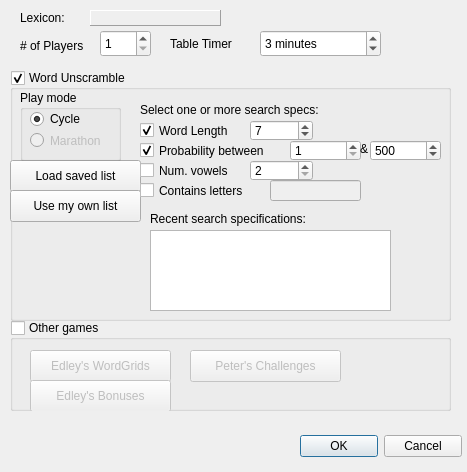
Old version of the form aerolith/trunk/src/aerolithclient/tableCreateForm.ui in the repository domino14/aerolithdesktop.
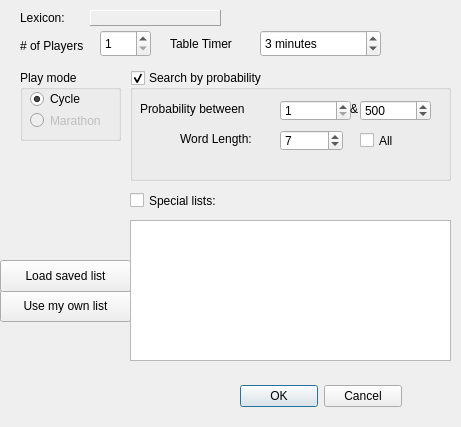
New version of the form.

Patch:
```diff
--- a/aerolith/trunk/src/aerolithclient/tableCreateForm.ui
+++ b/aerolith/trunk/src/aerolithclient/tableCreateForm.ui
@@ -6,8 +6,8 @@
    <rect>
     <x>0</x>
     <y>0</y>
-    <width>467</width>
-    <height>472</height>
+    <width>461</width>
+    <height>427</height>
    </rect>
   </property>
   <property name="minimumSize">
@@ -79,8 +79,8 @@
   <widget class="QDialogButtonBox" name="buttonBox">
    <property name="geometry">
     <rect>
-     <x>300</x>
-     <y>430</y>
+     <x>240</x>
+     <y>380</y>
      <width>162</width>
      <height>32</height>
     </rect>
@@ -158,132 +158,48 @@
     <string/>
    </property>
   </widget>
-  <widget class="QGroupBox" name="groupBoxWordUnscramble">
+  <widget class="QGroupBox" name="groupBox_2">
    <property name="geometry">
     <rect>
-     <x>10</x>
+     <x>130</x>
      <y>70</y>
-     <width>441</width>
-     <height>251</height>
+     <width>321</width>
+     <height>111</height>
     </rect>
    </property>
    <property name="title">
-    <string>Word Unscramble</string>
+    <string>Search by probability</string>
    </property>
    <property name="checkable">
     <bool>true</bool>
    </property>
-   <widget class="QPushButton" name="pushButtonLoadSavedList">
+   <widget class="QSpinBox" name="spinBoxProb2">
     <property name="geometry">
      <rect>
-      <x>0</x>
-      <y>90</y>
-      <width>131</width>
-      <height>32</height>
-     </rect>
-    </property>
-    <property name="text">
-     <string>Load saved list</string>
-    </property>
-   </widget>
-   <widget class="QPushButton" name="pushButtonUseOwnList">
-    <property name="geometry">
-     <rect>
-      <x>0</x>
-      <y>120</y>
-      <width>131</width>
-      <height>32</height>
-     </rect>
-    </property>
-    <property name="focusPolicy">
-     <enum>Qt::NoFocus</enum>
-    </property>
-    <property name="text">
-     <string>Use my own list</string>
-    </property>
-   </widget>
-   <widget class="QGroupBox" name="groupBox">
-    <property name="geometry">
-     <rect>
-      <x>10</x>
-      <y>20</y>
-      <width>101</width>
-      <height>71</height>
-     </rect>
-    </property>
-    <property name="styleSheet">
-     <string notr="true"/>
-    </property>
-    <property name="title">
-     <string>Play mode</string>
-    </property>
-    <widget class="QRadioButton" name="cycleRbo">
-     <property name="geometry">
-      <rect>
-       <x>10</x>
-       <y>20</y>
-       <width>83</width>
-       <height>18</height>
-      </rect>
-     </property>
-     <property name="text">
-      <string>Cycle</string>
-     </property>
-     <property name="checked">
-      <bool>true</bool>
-     </property>
-    </widget>
-    <widget class="QRadioButton" name="endlessRbo">
-     <property name="enabled">
-      <bool>false</bool>
-     </property>
-     <property name="geometry">
-      <rect>
-       <x>10</x>
-       <y>40</y>
-       <width>101</width>
-       <height>21</height>
-      </rect>
-     </property>
-     <property name="text">
-      <string>Marathon</string>
-     </property>
-     <property name="checkable">
-      <bool>true</bool>
-     </property>
-    </widget>
-   </widget>
-   <widget class="QLabel" name="Recen">
-    <property name="geometry">
-     <rect>
-      <x>140</x>
-      <y>140</y>
-      <width>191</width>
-      <height>17</height>
-     </rect>
-    </property>
-    <property name="text">
-     <string>Recent search specifications:</string>
-    </property>
-   </widget>
-   <widget class="QLabel" name="Recen_2">
-    <property name="geometry">
-     <rect>
-      <x>130</x>
+      <x>230</x>
       <y>30</y>
-      <width>291</width>
-      <height>20</height>
+      <width>71</width>
+      <height>21</height>
      </rect>
     </property>
-    <property name="text">
-     <string>Select one or more search specs:</string>
+    <property name="minimum">
+     <number>1</number>
+    </property>
+    <property name="maximum">
+     <number>99999</number>
+    </property>
+    <property name="singleStep">
+     <number>500</number>
+    </property>
+    <property name="value">
+     <number>500</number>
     </property>
    </widget>
    <widget class="QSpinBox" name="spinBoxWL">
     <property name="geometry">
      <rect>
-      <x>240</x>
-      <y>50</y>
+      <x>150</x>
+      <y>60</y>
       <width>63</width>
       <height>21</height>
      </rect>
@@ -298,43 +214,11 @@
      <number>7</number>
     </property>
    </widget>
-   <widget class="QCheckBox" name="checkBoxWL">
+   <widget class="QSpinBox" name="spinBoxProb2_2">
     <property name="geometry">
      <rect>
-      <x>130</x>
-      <y>50</y>
-      <width>101</width>
-      <height>21</height>
-     </rect>
-    </property>
-    <property name="text">
-     <string>Word Length</string>
-    </property>
-    <property name="checked">
-     <bool>true</bool>
-    </property>
-   </widget>
-   <widget class="QCheckBox" name="checkBoxProb">
-    <property name="geometry">
-     <rect>
-      <x>130</x>
-      <y>70</y>
-      <width>151</width>
-      <height>21</height>
-     </rect>
-    </property>
-    <property name="text">
-     <string>Probability between</string>
-    </property>
-    <property name="checked">
-     <bool>true</bool>
-    </property>
-   </widget>
-   <widget class="QSpinBox" name="spinBoxProb1">
-    <property name="geometry">
-     <rect>
-      <x>280</x>
-      <y>70</y>
+      <x>150</x>
+      <y>30</y>
       <width>71</width>
       <height>21</height>
      </rect>
@@ -347,13 +231,29 @@
     </property>
     <property name="singleStep">
      <number>500</number>
+    </property>
+    <property name="value">
+     <number>1</number>
+    </property>
+   </widget>
+   <widget class="QLabel" name="label_4">
+    <property name="geometry">
+     <rect>
+      <x>50</x>
+      <y>60</y>
+      <width>91</width>
+      <height>17</height>
+     </rect>
+    </property>
+    <property name="text">
+     <string>Word Length:</string>
     </property>
    </widget>
    <widget class="QLabel" name="label_2">
     <property name="geometry">
      <rect>
-      <x>350</x>
-      <y>70</y>
+      <x>220</x>
+      <y>30</y>
       <width>21</width>
       <height>17</height>
      </rect>
@@ -362,151 +262,135 @@
      <string>&amp;</string>
     </property>
    </widget>
-   <widget class="QSpinBox" name="spinBoxProb2">
+   <widget class="QLabel" name="label_6">
     <property name="geometry">
      <rect>
-      <x>360</x>
-      <y>70</y>
-      <width>71</width>
-      <height>21</height>
+      <x>10</x>
+      <y>30</y>
+      <width>131</width>
+      <height>17</height>
      </rect>
     </property>
-    <property name="minimum">
-     <number>1</number>
+    <property name="text">
+     <string>Probability between</string>
     </property>
-    <property name="maximum">
-     <number>99999</number>
-    </property>
-    <property name="singleStep">
-     <number>500</number>
-    </property>
-    <property name="value">
-     <number>500</number>
-    </property>
    </widget>
-   <widget class="QCheckBox" name="checkBoxNumv">
+   <widget class="QCheckBox" name="checkBox">
     <property name="geometry">
      <rect>
-      <x>130</x>
-      <y>90</y>
-      <width>111</width>
+      <x>230</x>
+      <y>60</y>
+      <width>87</width>
       <height>21</height>
      </rect>
     </property>
     <property name="text">
-     <string>Num. vowels</string>
+     <string>All</string>
     </property>
    </widget>
-   <widget class="QSpinBox" name="spinBoxNumVowels">
+  </widget>
+  <widget class="QPushButton" name="pushButtonUseOwnList">
+   <property name="geometry">
+    <rect>
+     <x>0</x>
+     <y>290</y>
+     <width>131</width>
+     <height>32</height>
+    </rect>
+   </property>
+   <property name="focusPolicy">
+    <enum>Qt::NoFocus</enum>
+   </property>
+   <property name="text">
+    <string>Use my own list</string>
+   </property>
+  </widget>
+  <widget class="QPushButton" name="pushButtonLoadSavedList">
+   <property name="geometry">
+    <rect>
+     <x>0</x>
+     <y>260</y>
+     <width>131</width>
+     <height>32</height>
+    </rect>
+   </property>
+   <property name="text">
+    <string>Load saved list</string>
+   </property>
+  </widget>
+  <widget class="QGroupBox" name="groupBox">
+   <property name="geometry">
+    <rect>
+     <x>20</x>
+     <y>70</y>
+     <width>101</width>
+     <height>71</height>
+    </rect>
+   </property>
+   <property name="styleSheet">
+    <string notr="true"/>
+   </property>
+   <property name="title">
+    <string>Play mode</string>
+   </property>
+   <widget class="QRadioButton" name="cycleRbo">
     <property name="geometry">
      <rect>
-      <x>240</x>
-      <y>90</y>
-      <width>63</width>
-      <height>21</height>
+      <x>10</x>
+      <y>20</y>
+      <width>83</width>
+      <height>18</height>
      </rect>
     </property>
-    <property name="minimum">
-     <number>2</number>
+    <property name="text">
+     <string>Cycle</string>
     </property>
-    <property name="maximum">
-     <number>15</number>
+    <property name="checked">
+     <bool>true</bool>
     </property>
    </widget>
-   <widget class="QCheckBox" name="checkBoxContains">
-    <property name="geometry">
-     <rect>
-      <x>130</x>
-      <y>110</y>
-      <width>121</width>
-      <height>21</height>
-     </rect>
-    </property>
-    <property name="text">
-     <string>Contains letters </string>
-    </property>
-   </widget>
-   <widget class="QLineEdit" name="lineEditContainsLetters">
+   <widget class="QRadioButton" name="endlessRbo">
     <property name="enabled">
      <bool>false</bool>
     </property>
     <property name="geometry">
      <rect>
-      <x>260</x>
-      <y>110</y>
-      <width>91</width>
+      <x>10</x>
+      <y>40</y>
+      <width>101</width>
       <height>21</height>
      </rect>
     </property>
-   </widget>
-   <widget class="QListWidget" name="listWidgetTopLevelList">
-    <property name="geometry">
-     <rect>
-      <x>140</x>
-      <y>160</y>
-      <width>241</width>
-      <height>81</height>
-     </rect>
+    <property name="text">
+     <string>Marathon</string>
     </property>
+    <property name="checkable">
+     <bool>true</bool>
+    </property>
    </widget>
   </widget>
-  <widget class="QGroupBox" name="groupBoxOtherGames">
+  <widget class="QCheckBox" name="checkBoxSpecialLists">
    <property name="geometry">
     <rect>
-     <x>10</x>
-     <y>320</y>
-     <width>441</width>
-     <height>91</height>
+     <x>130</x>
+     <y>190</y>
+     <width>131</width>
+     <height>21</height>
     </rect>
    </property>
-   <property name="title">
-    <string>Other games</string>
+   <property name="text">
+    <string>Special lists:</string>
    </property>
-   <property name="checkable">
-    <bool>true</bool>
+  </widget>
+  <widget class="QListWidget" name="listWidgetTopLevelList">
+   <property name="geometry">
+    <rect>
+     <x>130</x>
+     <y>220</y>
+     <width>321</width>
+     <height>141</height>
+    </rect>
    </property>
-   <property name="checked">
-    <bool>false</bool>
-   </property>
-   <widget class="QPushButton" name="pushButtonWordgrids">
-    <property name="geometry">
-     <rect>
-      <x>20</x>
-      <y>30</y>
-      <width>141</width>
-      <height>32</height>
-     </rect>
-    </property>
-    <property name="text">
-     <string>Edley's WordGrids</string>
-    </property>
-   </widget>
-   <widget class="QPushButton" name="pushButtonBonuses">
-    <property name="geometry">
-     <rect>
-      <x>20</x>
-      <y>60</y>
-      <width>141</width>
-      <height>32</height>
-     </rect>
-    </property>
-    <property name="text">
-     <string>Edley's Bonuses</string>
-    </property>
-   </widget>
-   <widget class="QPushButton" name="pushButtonPetersChallenges">
-    <property name="geometry">
-     <rect>
-      <x>180</x>
-      <y>30</y>
-      <width>151</width>
-      <height>32</height>
-     </rect>
-    </property>
-    <property name="text">
-     <string>Peter's Challenges</string>
-    </property>
-   </widget>
   </widget>
  </widget>
  <resources/>
```
Left out of the diff: 86 changed lines with no effect on the pictures.
